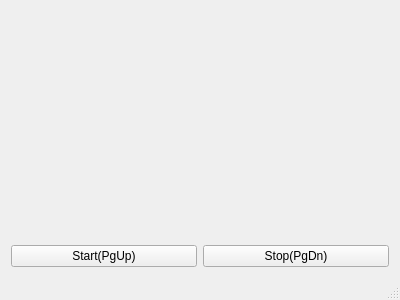
Before: the Qt Designer form mainwindow.ui in Mistyazur/ADF, drawn with Qt 5.
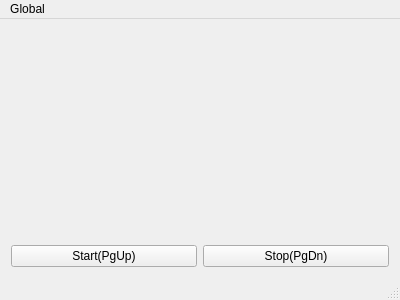
After: the same form once the commit is applied.

Commit message: Add start with windows

Diff of the .ui file:
```diff
--- a/mainwindow.ui
+++ b/mainwindow.ui
@@ -60,6 +60,15 @@
      <height>20</height>
     </rect>
    </property>
+   <widget class="QMenu" name="menuGlobal_Config">
+    <property name="title">
+     <string>Global</string>
+    </property>
+    <addaction name="actionStart_with_windows"/>
+    <addaction name="separator"/>
+    <addaction name="actionStart_TGP"/>
+   </widget>
+   <addaction name="menuGlobal_Config"/>
   </widget>
   <widget class="QStatusBar" name="statusBar"/>
  </widget>
```
Left out of the diff: 16 changed lines with no effect on the pictures. The commit also changes 3 other files.
